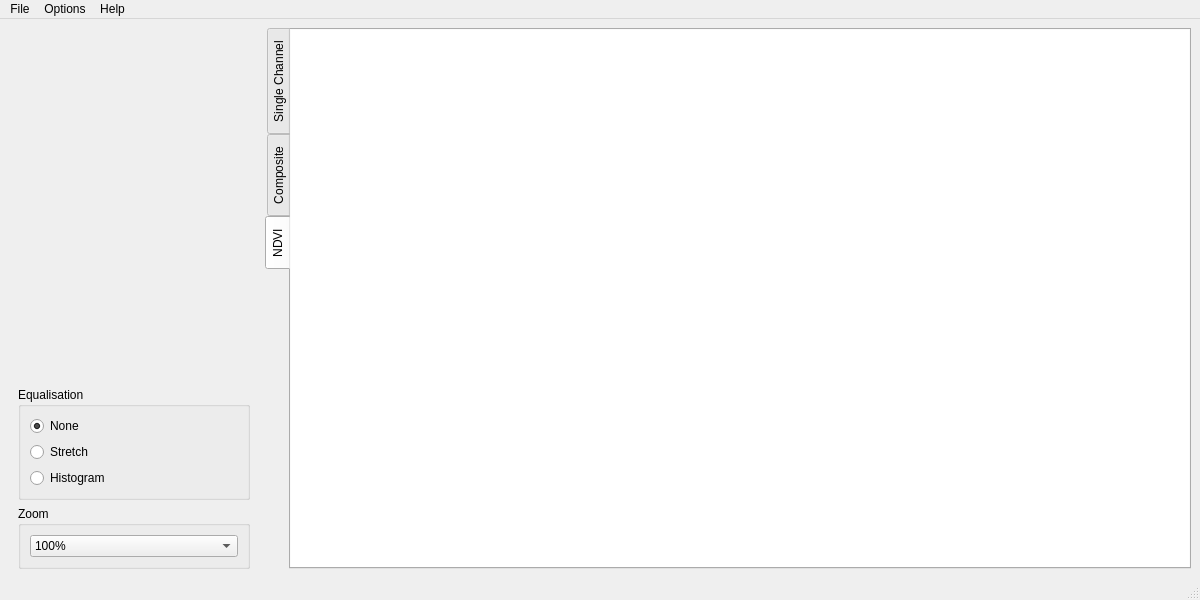
Before: the Qt Designer form src/mainwindow.ui in Xerbo/LeanHRPT-Decode, drawn with Qt 5.
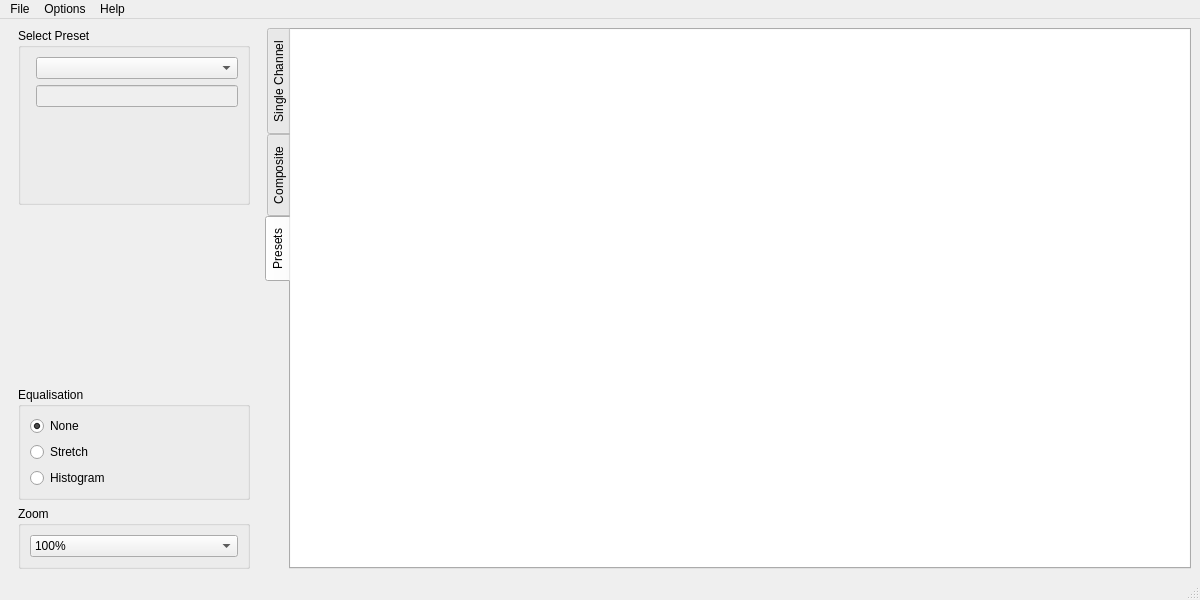
After: the same form once the commit is applied. The open tabs and pages were chosen to show the change. Icons and pictures are not drawn.

Commit message: Very basic runtime presets via tinyexpr

The edit to the form file:
```diff
--- a/src/mainwindow.ui
+++ b/src/mainwindow.ui
@@ -150,7 +150,51 @@
            </item>
           </layout>
          </widget>
-         <widget class="QWidget" name="ndviPage"/>
+         <widget class="QWidget" name="ndviPage">
+          <layout class="QVBoxLayout" name="verticalLayout_8">
+           <property name="leftMargin">
+            <number>0</number>
+           </property>
+           <property name="topMargin">
+            <number>0</number>
+           </property>
+           <property name="rightMargin">
+            <number>0</number>
+           </property>
+           <property name="bottomMargin">
+            <number>0</number>
+           </property>
+           <item>
+            <widget class="QGroupBox" name="groupBox_2">
+             <property name="title">
+              <string>Select Preset</string>
+             </property>
+             <layout class="QFormLayout" name="formLayout_3">
+              <item row="1" column="1">
+               <widget class="QLineEdit" name="lineEdit">
+                <property name="enabled">
+                 <bool>false</bool>
+                </property>
+                <property name="text">
+                 <string/>
+                </property>
+               </widget>
+              </item>
+              <item row="0" column="1">
+               <widget class="QComboBox" name="comboBox">
+                <property name="sizePolicy">
+                 <sizepolicy hsizetype="MinimumExpanding" vsizetype="Fixed">
+                  <horstretch>0</horstretch>
+                  <verstretch>0</verstretch>
+                 </sizepolicy>
+                </property>
+               </widget>
+              </item>
+             </layout>
+            </widget>
+           </item>
+          </layout>
+         </widget>
         </widget>
        </item>
        <item>
@@ -312,7 +356,7 @@
       </widget>
       <widget class="QWidget" name="ndviTab">
        <attribute name="title">
-        <string>NDVI</string>
+        <string>Presets</string>
        </attribute>
        <layout class="QVBoxLayout" name="verticalLayout_4">
         <property name="leftMargin">
```
Left out of the diff: 8 changed lines with no effect on the pictures. The commit also changes 8 other files.
